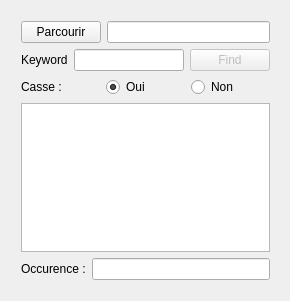
standujar/M1Miage, file IHM/textfinder/textfinder.ui: the form before one commit.
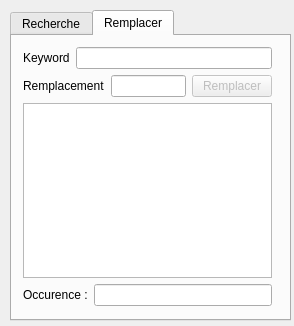
The form after the commit. The open tabs and pages were chosen to show the change.

Commit message:
Update textfinder - TD2
ajout d'onget (Recherche)
modification - correction mineur
changement de couleur cursor

```diff
--- a/IHM/textfinder/textfinder.ui
+++ b/IHM/textfinder/textfinder.ui
@@ -6,18 +6,34 @@
    <rect>
     <x>0</x>
     <y>0</y>
-    <width>290</width>
-    <height>301</height>
+    <width>294</width>
+    <height>326</height>
    </rect>
   </property>
   <property name="windowTitle">
    <string>textfinder</string>
   </property>
-  <widget class="QWidget" name="gridLayoutWidget_3">
+  <widget class="QTabWidget" name="tabWidget">
    <property name="geometry">
     <rect>
      <x>10</x>
      <y>10</y>
+     <width>281</width>
+     <height>311</height>
+    </rect>
+   </property>
+   <property name="currentIndex">
+    <number>0</number>
+   </property>
+   <widget class="QWidget" name="tab">
+    <attribute name="title">
+     <string>Recherche</string>
+    </attribute>
+    <widget class="QWidget" name="gridLayoutWidget_3">
+     <property name="geometry">
+      <rect>
+       <x>0</x>
+       <y>0</y>
      <width>271</width>
      <height>281</height>
     </rect>
@@ -123,7 +139,116 @@
       </item>
      </layout>
     </item>
-   </layout>
+      <item row="3" column="0">
+       <widget class="QTextEdit" name="textEdit">
+        <property name="enabled">
+         <bool>true</bool>
+        </property>
+        <property name="mouseTracking">
+         <bool>false</bool>
+        </property>
+        <property name="readOnly">
+         <bool>true</bool>
+        </property>
+        <property name="acceptRichText">
+         <bool>true</bool>
+        </property>
+       </widget>
+      </item>
+     </layout>
+    </widget>
+    <zorder>gridLayoutWidget_3</zorder>
+    <zorder>gridLayoutWidget_3</zorder>
+   </widget>
+   <widget class="QWidget" name="tab_2">
+    <attribute name="title">
+     <string>Remplacer</string>
+    </attribute>
+    <widget class="QWidget" name="gridLayoutWidget_5">
+     <property name="geometry">
+      <rect>
+       <x>0</x>
+       <y>0</y>
+       <width>271</width>
+       <height>281</height>
+      </rect>
+     </property>
+     <layout class="QGridLayout" name="gridLayout_11">
+      <item row="1" column="0">
+       <layout class="QGridLayout" name="gridLayout_12">
+        <item row="0" column="0">
+         <widget class="QLabel" name="label_7">
+          <property name="text">
+           <string>Remplacement</string>
+          </property>
+         </widget>
+        </item>
+        <item row="0" column="1">
+         <widget class="QLineEdit" name="lineEdit_7"/>
+        </item>
+        <item row="0" column="2">
+         <widget class="QPushButton" name="findButton_3">
+          <property name="enabled">
+           <bool>false</bool>
+          </property>
+          <property name="text">
+           <string>Remplacer</string>
+          </property>
+         </widget>
+        </item>
+       </layout>
+      </item>
+      <item row="3" column="0">
+       <layout class="QGridLayout" name="gridLayout_13">
+        <item row="0" column="0">
+         <widget class="QLabel" name="label_8">
+          <property name="text">
+           <string>Occurence :</string>
+          </property>
+         </widget>
+        </item>
+        <item row="0" column="1">
+         <widget class="QLineEdit" name="lineEdit_8">
+          <property name="readOnly">
+           <bool>true</bool>
+          </property>
+         </widget>
+        </item>
+       </layout>
+      </item>
+      <item row="0" column="0">
+       <layout class="QGridLayout" name="gridLayout_14">
+        <item row="0" column="1">
+         <widget class="QLineEdit" name="lineEdit_9"/>
+        </item>
+        <item row="0" column="0">
+         <widget class="QLabel" name="label_10">
+          <property name="text">
+           <string>Keyword</string>
+          </property>
+         </widget>
+        </item>
+       </layout>
+      </item>
+      <item row="2" column="0">
+       <widget class="QTextEdit" name="textEdit_3">
+        <property name="enabled">
+         <bool>true</bool>
+        </property>
+        <property name="mouseTracking">
+         <bool>false</bool>
+        </property>
+        <property name="readOnly">
+         <bool>true</bool>
+        </property>
+        <property name="acceptRichText">
+         <bool>true</bool>
+        </property>
+       </widget>
+      </item>
+     </layout>
+    </widget>
+   </widget>
   </widget>
  </widget>
  <layoutdefault spacing="6" margin="11"/>
```
Left out of the diff: 16 changed lines with no effect on the pictures. Lines whose indentation alone changed are shown as unchanged. The commit also changes 6 other files.
